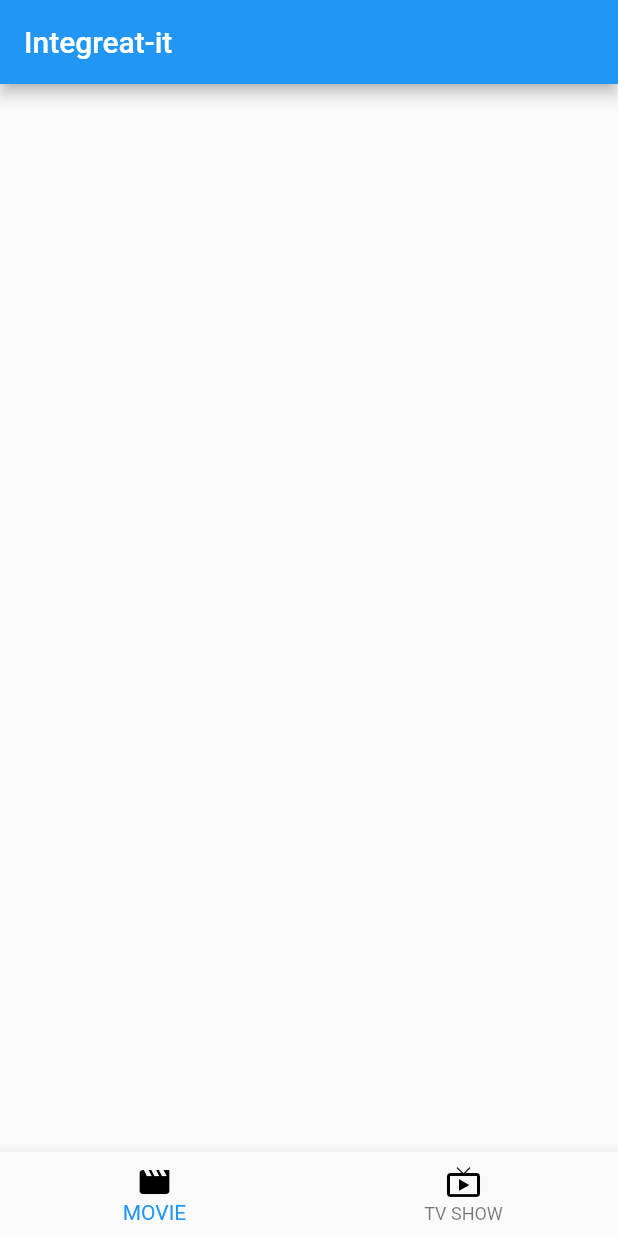
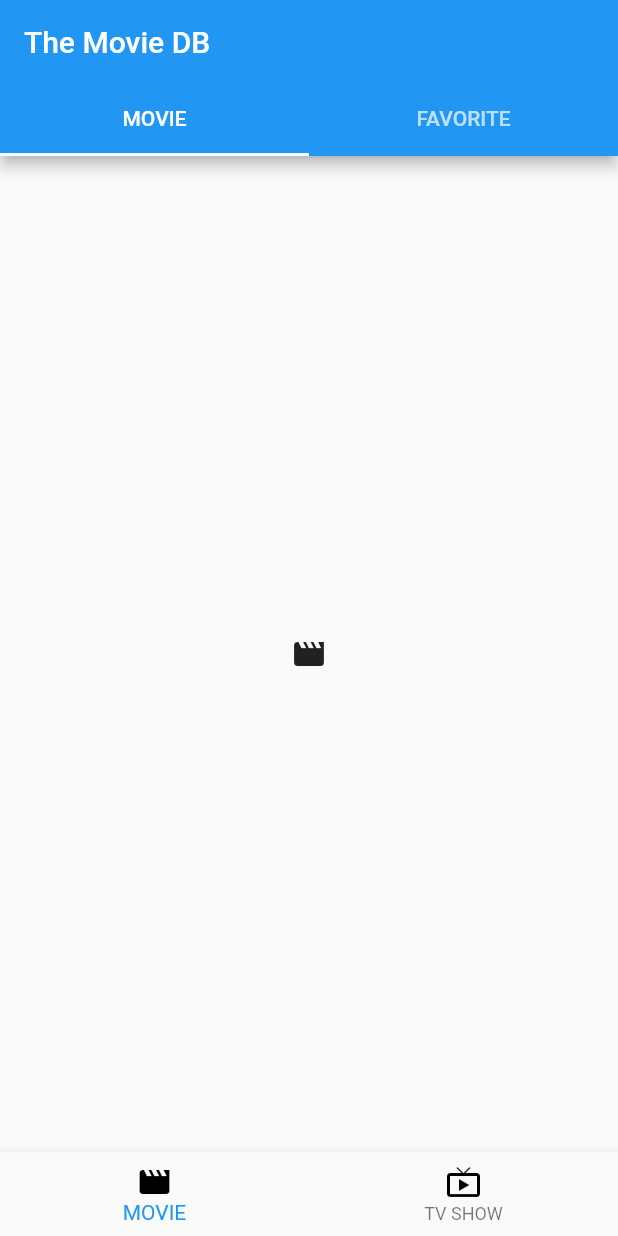
Before and after one commit to junifar/integreat-it, a Flutter app: the screen it shows after launch, on a phone screen of 412 x 824 dp. Run offline on Flutter 3.47's test engine with Material 2 defaults, Android fonts, the phone set to English and light mode, and no system bars.

```diff
--- a/lib/integreat/view.dart
+++ b/lib/integreat/view.dart
@@ -16,13 +16,50 @@ class _IntegreatViewState extends State<IntegreatView> {
 
   @override
   Widget build(BuildContext context) {
+
+    final _listPage = <Widget>[
+      DefaultTabController(
+        length: 2,
+        child: Scaffold(
+          appBar: AppBar(
+            bottom: TabBar(
+              tabs: <Widget>[
+                Tab(text: "MOVIE",),
+                Tab(text: "FAVORITE",),
+              ],
+            ),
+            title: Text("The Movie DB"),
+          ),
+          body: TabBarView(children: <Widget>[
+            Icon(Icons.movie),
+            Icon(Icons.star)
+          ],),
+      )),
+      DefaultTabController(
+        length: 2,
+        child: Scaffold(
+          appBar: AppBar(
+            bottom: TabBar(
+              tabs: <Widget>[
+                Tab(text: "TV SHOW",),
+                Tab(text: "FAVORITE",),
+              ],
+            ),
+            title: Text("The Movie DB"),
+          ),
+          body: TabBarView(children: <Widget>[
+            Icon(Icons.movie),
+            Icon(Icons.star),
+          ],),
+      ))
+    ];
+
     return Scaffold(
-      appBar: AppBar(
-        title: Text("Integreat-it"),
-      ),
+      // appBar: AppBar(
+      //   title: Text("Integreat-it"),
+      // ),
       body: Center(
-        child: Column(children: <Widget>[
-        ],),
+        child: _listPage[_cIndex]
       ),
       bottomNavigationBar: BottomNavigationBar(
         currentIndex: _cIndex,
--- a/lib/main.dart
+++ b/lib/main.dart
@@ -13,6 +13,7 @@ class MyApp extends StatelessWidget {
       ),
       // home: MyHomePage(title: 'Flutter Demo Home Page'),
       home: IntegreatView(),
+      debugShowCheckedModeBanner: false,
     );
   }
 }
```
